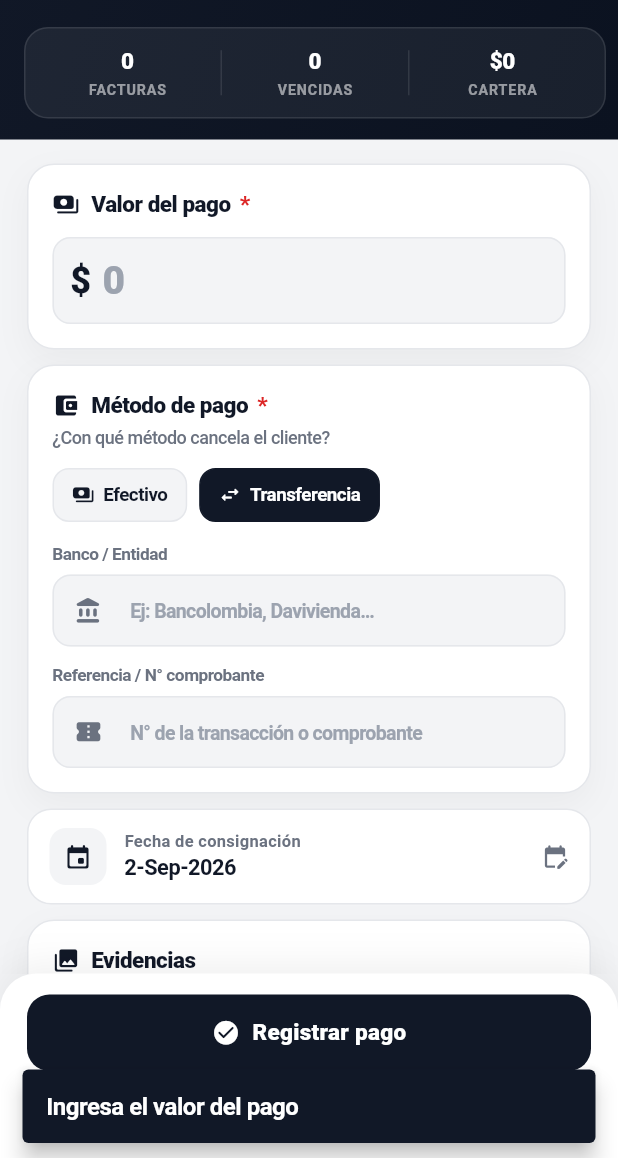
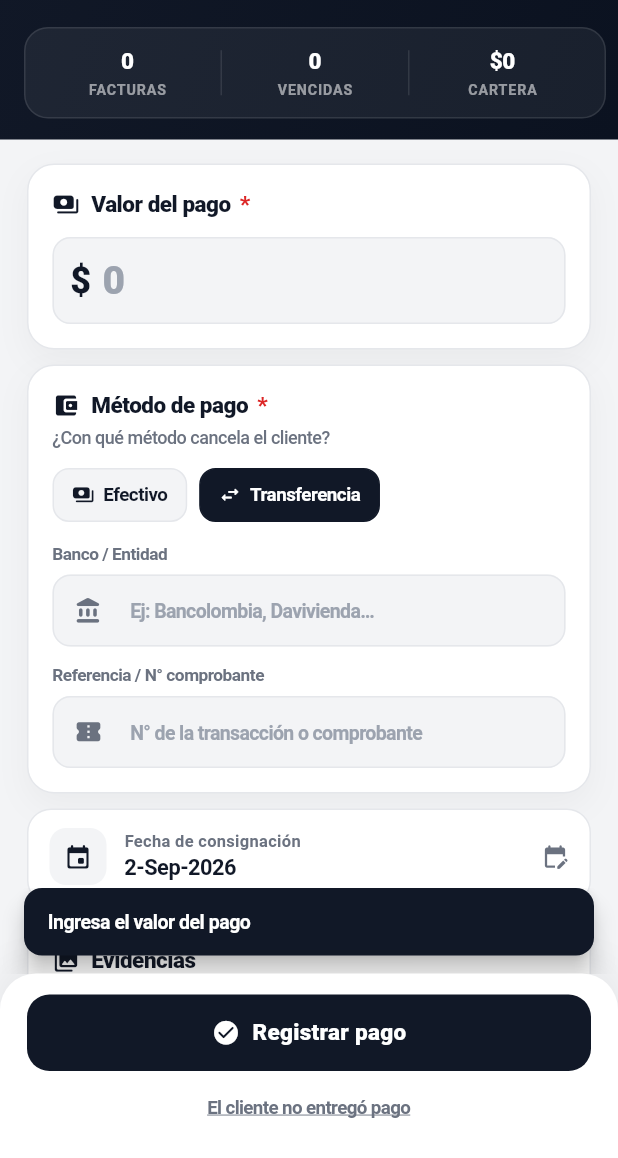
Before and after one commit to Oral-plus/PEDIDOS, a Flutter app: the FormaPagoScreen screen opened directly, after a tap on "Transferencia", after a tap on "Registrar pago", on a phone screen of 412 x 824 dp, the part 78-1236 px from its top. Run offline on Flutter 3.47's test engine with Material 3 defaults, Android fonts, the phone set to English and light mode, and no system bars; our stand-ins replace cached_network_image, flutter_map, geolocator, image_picker, latlong2, open_file and 2 more; missing offline and left inert: dart:html; accounts and stored records are empty; network calls fail; Roboto replaces fonts that are missing (SF Pro Display).

Commit message:
Pago solo de cartera (sin el pedido), footer en bottomNavigationBar para que el aviso no se encime, y aviso minimalista
- forma de pago: el flujo de pago muestra solo cartera; el pedido ya no se mezcla como concepto de pago (se registra aparte en checkout)
- footer de acciones movido a Scaffold.bottomNavigationBar: el SnackBar flotante queda por encima del boton, no se mezcla ni sale arriba
- _aviso mas compacto (una linea, esquinas redondeadas, 2s); version 1.0.12

Co-Authored-By: Claude Fable 5 <noreply@anthropic.com>

```diff
--- a/lib/screens/forma_pago_screen.dart
+++ b/lib/screens/forma_pago_screen.dart
@@ -252,7 +252,11 @@ class _FormaPagoScreenState extends State<FormaPagoScreen> {
       ..showSnackBar(SnackBar(
         behavior: SnackBarBehavior.floating,
         backgroundColor: _ink,
-        content: Text(msg, style: const TextStyle(fontWeight: FontWeight.w600)),
+        elevation: 6,
+        duration: const Duration(seconds: 2),
+        margin: const EdgeInsets.fromLTRB(16, 0, 16, 12),
+        shape: RoundedRectangleBorder(borderRadius: BorderRadius.circular(12)),
+        content: Text(msg, style: const TextStyle(fontWeight: FontWeight.w600, fontSize: 13)),
       ));
   }
 
@@ -417,9 +421,9 @@ class _FormaPagoScreenState extends State<FormaPagoScreen> {
               ),
             ),
           ),
-          _footerAcciones(),
         ],
       ),
+      bottomNavigationBar: _footerAcciones(),
     );
   }
 
--- a/lib/screens/informacion_visita_screen.dart
+++ b/lib/screens/informacion_visita_screen.dart
@@ -389,7 +389,7 @@ class _InformacionVisitaScreenState extends State<InformacionVisitaScreen> {
           totalDocumentos: (_cartera?['totalFacturasAbiertas'] as num?)?.toInt() ?? 0,
           documentosPorCruzar: (_cartera?['facturasVencidas'] as num?)?.toInt() ?? 0,
           dineroFaltante: _totalCartera,
-          totalPedido: _totalPedidos,
+          totalPedido: 0,
           pagoInicial: _pago,
           numeroRecaudoPrevio: _numeroRecaudo,
           valorRecaudoPrevio: _valorRecaudo,
--- a/pubspec.yaml
+++ b/pubspec.yaml
@@ -2,7 +2,7 @@ name: skypagos
 description: "Portal de pedidos ORAL-PLUS"
 publish_to: "none"
 
-version: 1.0.11+12
+version: 1.0.12+13
 
 environment:
   sdk: ">=3.1.0 <4.0.0"
```
